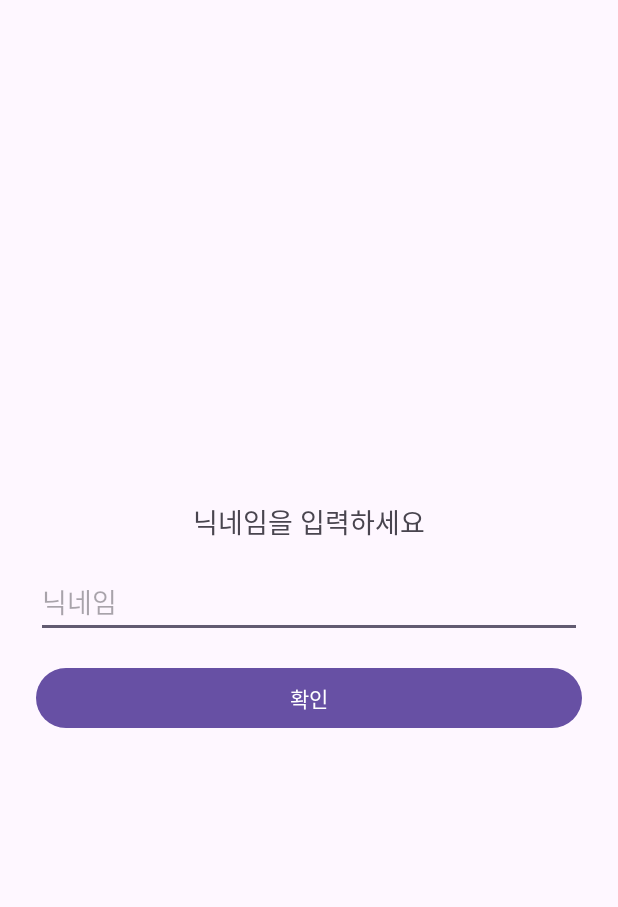
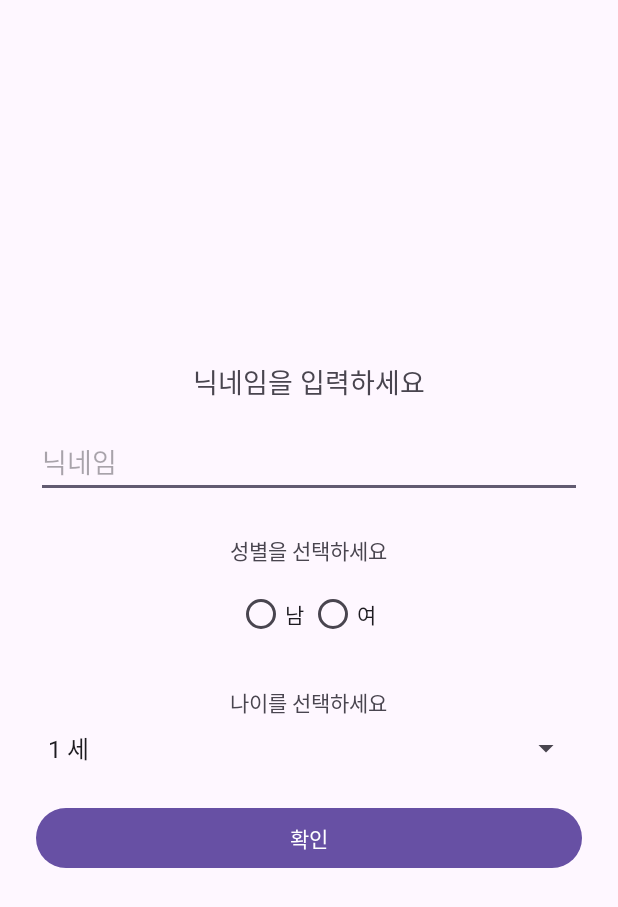
Before and after one commit to kkym7569/MovbileTeamProj, an Android app: the screen it shows after launch once a user with an empty profile is signed in (NicknameActivity), after a tap on "확인", on a phone screen of 412 x 824 dp. Shown: the top 907 px of the screen. Run offline under Robolectric (Android 15) with nearby library versions, the phone set to English and light mode, and no system bars; our stand-ins replace Firebase (no records; nobody signed in at launch, a user with empty details on screens opened directly), navigation-ui; libraries missing offline, so code that uses them is left out: ai.asleep.asleepsdk.

Commit message:
닉네임 생성 시 성별과 나이

```diff
--- a/app/src/main/java/kr/ac/jbnu/jun/mobileprojectgit/NicknameActivity.kt
+++ b/app/src/main/java/kr/ac/jbnu/jun/mobileprojectgit/NicknameActivity.kt
@@ -1,10 +1,15 @@
 package kr.ac.jbnu.jun.mobileprojectgit
 
+import ai.asleep.asleepsdk.data.AsleepConfig
 import android.content.Intent
 import android.os.Bundle
 import android.util.Log
+import android.widget.ArrayAdapter
 import android.widget.Button
 import android.widget.EditText
+import android.widget.RadioButton
+import android.widget.RadioGroup
+import android.widget.Spinner
 import android.widget.Toast
 import androidx.appcompat.app.AppCompatActivity
 import com.google.firebase.auth.FirebaseAuth
@@ -13,6 +18,12 @@ import com.google.firebase.firestore.FirebaseFirestore
 class NicknameActivity : AppCompatActivity() {
     private lateinit var editTextNickname: EditText
     private lateinit var buttonConfirm: Button
+    private lateinit var radioGroupGender: RadioGroup
+    private lateinit var spinnerAge: Spinner
+
+    val TAG = "[AsleepSDK]"
+    private var createdUserId: String? = null
+    private var createdAsleepConfig: AsleepConfig? = null
 
     override fun onCreate(savedInstanceState: Bundle?) {
         super.onCreate(savedInstanceState)
@@ -21,45 +32,99 @@ class NicknameActivity : AppCompatActivity() {
         editTextNickname = findViewById(R.id.et_nickname)
         buttonConfirm = findViewById(R.id.btn_confirm)
 
+        radioGroupGender = findViewById(R.id.rg_gender)
+        spinnerAge = findViewById(R.id.spinner_age)
+
+
+        val ageList = (1..100).map { "$it 세" }
+        val adapter = ArrayAdapter(this, android.R.layout.simple_spinner_item, ageList)
+        adapter.setDropDownViewResource(android.R.layout.simple_spinner_dropdown_item)
+        spinnerAge.adapter = adapter
+
         buttonConfirm.setOnClickListener {
             val nickname = editTextNickname.text.toString().trim()
+
+            // 성별 선택값
+            val selectedGenderId = radioGroupGender.checkedRadioButtonId
+            val genderText = if (selectedGenderId != -1) {
+                findViewById<RadioButton>(selectedGenderId).text.toString()
+            } else null
+
+            val gender = when (genderText) {
+                "남" -> "Male"
+                "여" -> "Female"
+                else -> null
+            }
+
+            val age = spinnerAge.selectedItem?.toString()?.split(" ")?.get(0)?.toLongOrNull()
+
             if (nickname.isEmpty()) {
                 Toast.makeText(this, "닉네임을 입력하세요.", Toast.LENGTH_SHORT).show()
+            } else if (gender == null) {
+                Toast.makeText(this, "성별을 선택하세요.", Toast.LENGTH_SHORT).show()
+            } else if (age == null) {
+                Toast.makeText(this, "나이를 선택하세요.", Toast.LENGTH_SHORT).show()
             } else {
-                saveNicknameToFirestore(nickname)
+                saveNicknameToFirestore(nickname, gender, age)
             }
         }
     }
 
-    private fun saveNicknameToFirestore(nickname: String) {
+
+    private fun saveNicknameToFirestore(nickname: String, gender: String, age: Long) {
         // 익명 로그인 or 이미 로그인된 상태면 재로그인 X
         val auth = FirebaseAuth.getInstance()
         if (auth.currentUser == null) {
             auth.signInAnonymously()
                 .addOnSuccessListener { authResult ->
-                    saveUserData(authResult.user?.uid, nickname)
+                    saveUserData(authResult.user?.uid, nickname, gender, age)
                 }
                 .addOnFailureListener {
                     Toast.makeText(this, "로그인 실패: ${it.message}", Toast.LENGTH_SHORT).show()
                 }
         } else {
-            saveUserData(auth.currentUser?.uid, nickname)
+            saveUserData(auth.currentUser?.uid, nickname, gender, age)
         }
     }
 
-    private fun saveUserData(userId: String?, nickname: String) {
+    private fun saveUserData(userId: String?, nickname: String, gender: String, age: Long) {
         if (userId == null) {
             Toast.makeText(this, "유저 정보 없음", Toast.LENGTH_SHORT).show()
             Log.d("test", "유저 정보 없음! userId=null")
             return
         }
 
-        val userMap = hashMapOf("nickname" to nickname)
+        val userMap = hashMapOf(
+            "nickname" to nickname,
+            "gender" to gender,
+            "age" to age)
+
         FirebaseFirestore.getInstance()
             .collection("users")
             .document(userId)
             .set(userMap)  // ⭐ 저장(set) 먼저!
             .addOnSuccessListener {
+                // set 성공시 최초 init으로 userId 생성
+                /*
+                Asleep.initAsleepConfig(
+                    context = this,
+                    apiKey = "zhfpK9DcIzv0YQlUHE6swAb1Zs92jaiDanBLoaeX",
+                    userId = null,
+                    service = "Test App",
+                    asleepConfigListener = object: Asleep.AsleepConfigListener {
+                        override fun onFail(errorCode: Int, detail: String) {
+                            Log.d(TAG, "initAsleepConfig onFail $errorCode $detail")
+                        }
+
+                        override fun onSuccess(userId: String?, asleepConfig: AsleepConfig?) {
+                            Log.d(TAG, "initAsleepConfig onSuccess $userId")
+                            createdUserId = userId
+                            createdAsleepConfig = asleepConfig
+                        }
+                    })
+                    */
+
+
                 // set 성공시 바로 MainActivity로 이동
                 val intent = Intent(this, MainActivity::class.java)
                 intent.flags = Intent.FLAG_ACTIVITY_CLEAR_TOP or Intent.FLAG_ACTIVITY_NEW_TASK
--- a/app/src/main/java/kr/ac/jbnu/jun/mobileprojectgit/model/SleepRecord.kt
+++ b/app/src/main/java/kr/ac/jbnu/jun/mobileprojectgit/model/SleepRecord.kt
@@ -2,6 +2,9 @@ package kr.ac.jbnu.jun.mobileprojectgit.model
 
 data class SleepRecord(
     val nickname: String = "",
+    val userId: String = "",
+    val gender: String = "",
+    val age: Long = 0L,
     val startTime: String = "",
     val endTime: String = "",
     val duration: Long = 0L,
--- a/app/src/main/res/layout/activity_nickname.xml
+++ b/app/src/main/res/layout/activity_nickname.xml
@@ -18,10 +18,51 @@
         android:layout_height="wrap_content"
         android:maxLength="20"/>
 
+
+
+    <TextView
+        android:layout_width="wrap_content"
+        android:layout_height="wrap_content"
+        android:text="성별을 선택하세요"
+        android:layout_marginTop="24dp"/>
+
+    <RadioGroup
+        android:id="@+id/rg_gender"
+        android:layout_width="wrap_content"
+        android:layout_height="wrap_content"
+        android:layout_marginTop="8dp"
+        android:orientation="horizontal">
+
+        <RadioButton
+            android:id="@+id/rb_male"
+            android:layout_width="wrap_content"
+            android:layout_height="wrap_content"
+            android:text="남" />
+
+        <RadioButton
+            android:id="@+id/rb_female"
+            android:layout_width="wrap_content"
+            android:layout_height="wrap_content"
+            android:text="여" />
+    </RadioGroup>
+
+    <TextView
+        android:layout_width="wrap_content"
+        android:layout_height="wrap_content"
+        android:text="나이를 선택하세요"
+        android:layout_marginTop="24dp"/>
+
+    <Spinner
+        android:id="@+id/spinner_age"
+        android:layout_width="match_parent"
+        android:layout_height="wrap_content"
+        android:layout_marginTop="8dp" />
+
     <Button
         android:id="@+id/btn_confirm"
         android:text="확인"
         android:layout_width="match_parent"
         android:layout_height="wrap_content"
-        android:layout_marginTop="16dp"/>
+        android:layout_marginTop="24dp"/>
+
 </LinearLayout>
```
